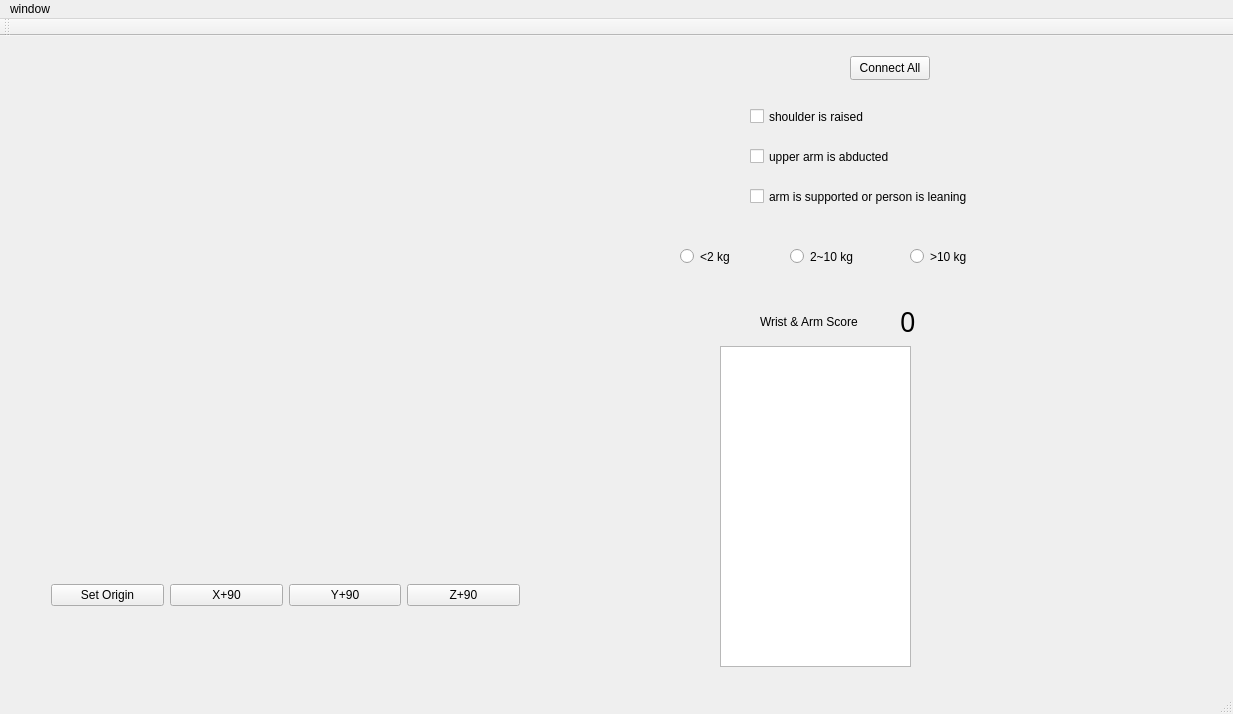
Qt form GLtest-2/mainwindow.ui (avmm9898/Ergonomic-X) before a commit.
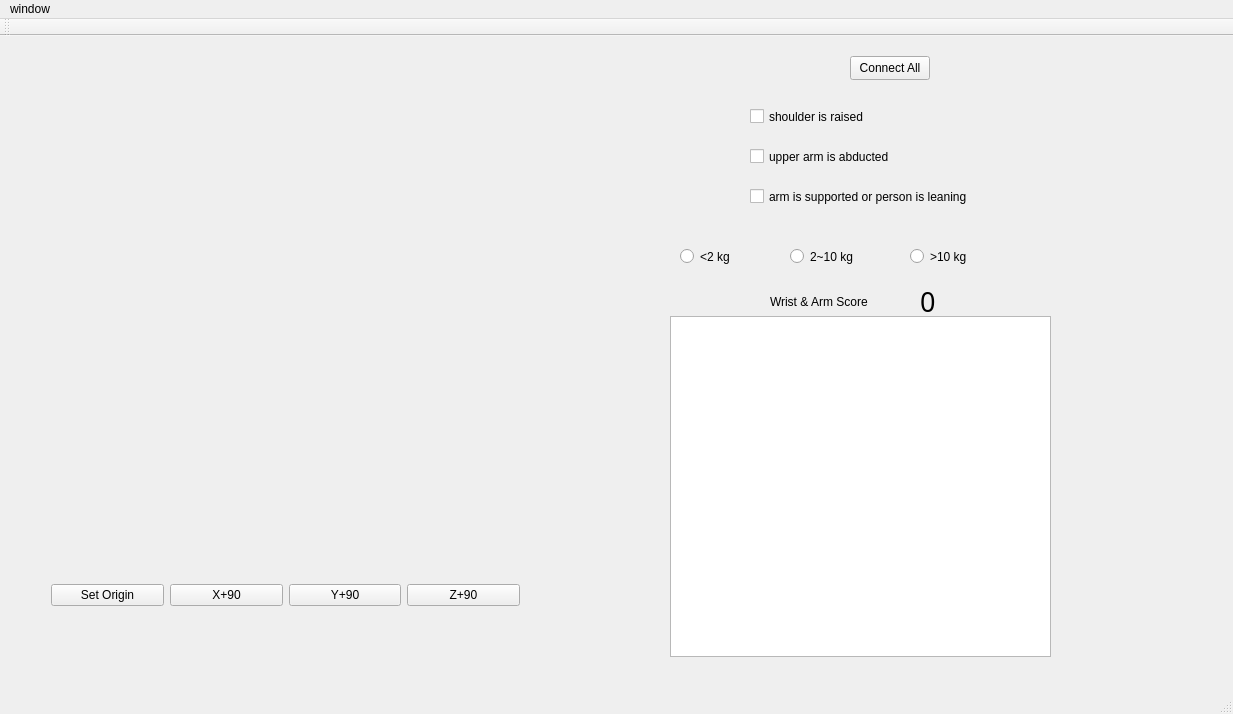
The same form after that commit. Custom widgets are drawn as their Qt base class.

Patch:
```diff
--- a/GLtest-2/mainwindow.ui
+++ b/GLtest-2/mainwindow.ui
@@ -17,18 +17,18 @@
    <widget class="QTextBrowser" name="textbrowser">
     <property name="geometry">
      <rect>
-      <x>720</x>
-      <y>310</y>
-      <width>191</width>
-      <height>321</height>
+      <x>670</x>
+      <y>280</y>
+      <width>381</width>
+      <height>341</height>
      </rect>
     </property>
    </widget>
    <widget class="QLabel" name="label">
     <property name="geometry">
      <rect>
-      <x>760</x>
-      <y>270</y>
+      <x>770</x>
+      <y>250</y>
       <width>121</width>
       <height>31</height>
      </rect>
@@ -40,8 +40,8 @@
    <widget class="QLabel" name="Label_WristArmScore">
     <property name="geometry">
      <rect>
-      <x>900</x>
-      <y>250</y>
+      <x>920</x>
+      <y>230</y>
       <width>71</width>
       <height>71</height>
      </rect>
```
Left out of the diff: 2 changed lines with no effect on the pictures.
